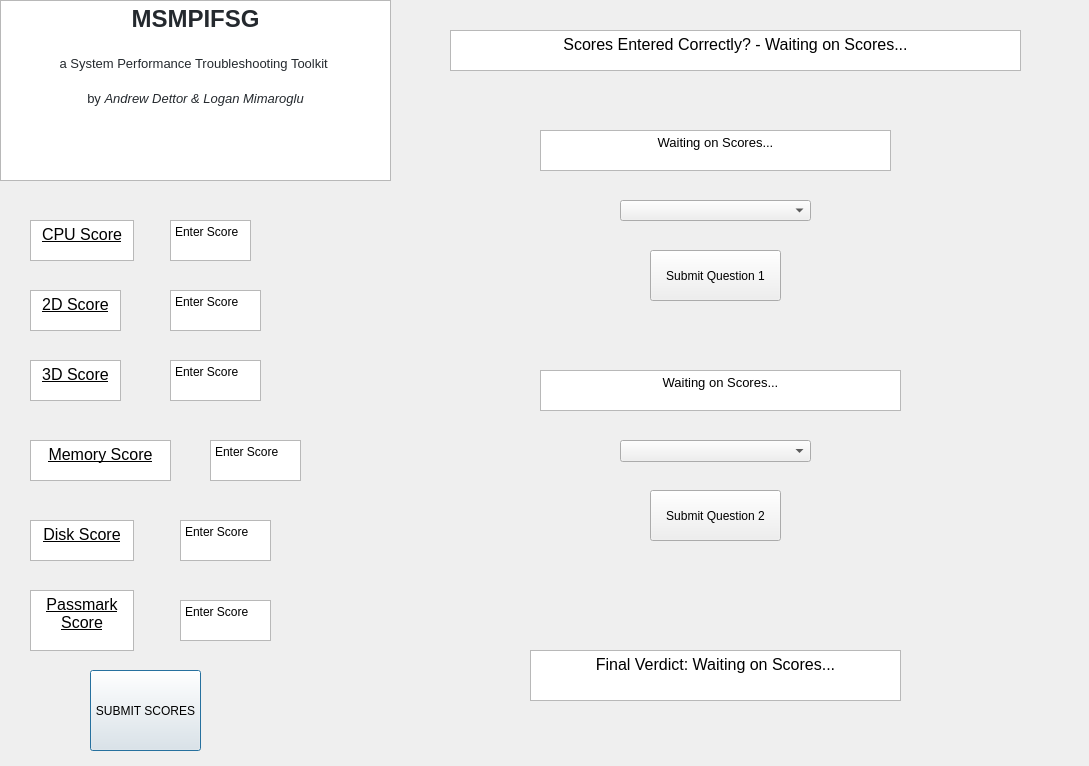
Qt form guiLayout.ui (AndrewDettor/EDD-Project) before a commit.
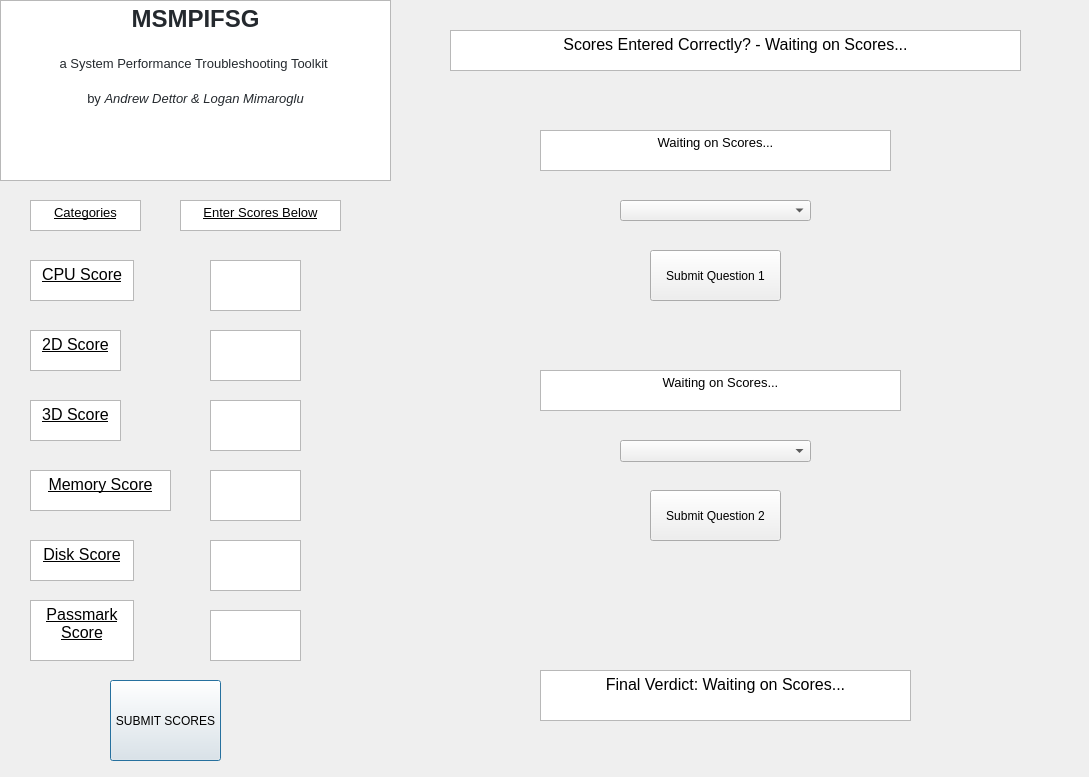
The same form after that commit.

```diff
--- a/guiLayout.ui
+++ b/guiLayout.ui
@@ -7,7 +7,7 @@
     <x>0</x>
     <y>0</y>
     <width>1089</width>
-    <height>766</height>
+    <height>777</height>
    </rect>
   </property>
   <property name="windowTitle">
@@ -39,7 +39,7 @@
    <property name="geometry">
     <rect>
      <x>30</x>
-     <y>440</y>
+     <y>470</y>
      <width>141</width>
      <height>41</height>
     </rect>
@@ -56,7 +56,7 @@
    <property name="geometry">
     <rect>
      <x>30</x>
-     <y>220</y>
+     <y>260</y>
      <width>104</width>
      <height>41</height>
     </rect>
@@ -73,7 +73,7 @@
    <property name="geometry">
     <rect>
      <x>30</x>
-     <y>360</y>
+     <y>400</y>
      <width>91</width>
      <height>41</height>
     </rect>
@@ -90,7 +90,7 @@
    <property name="geometry">
     <rect>
      <x>30</x>
-     <y>290</y>
+     <y>330</y>
      <width>91</width>
      <height>41</height>
     </rect>
@@ -107,7 +107,7 @@
    <property name="geometry">
     <rect>
      <x>30</x>
-     <y>520</y>
+     <y>540</y>
      <width>104</width>
      <height>41</height>
     </rect>
@@ -124,7 +124,7 @@
    <property name="geometry">
     <rect>
      <x>30</x>
-     <y>590</y>
+     <y>600</y>
      <width>104</width>
      <height>61</height>
     </rect>
@@ -140,79 +140,79 @@
   <widget class="QPlainTextEdit" name="plainTextEdit">
    <property name="geometry">
     <rect>
-     <x>170</x>
-     <y>220</y>
-     <width>81</width>
-     <height>41</height>
+     <x>210</x>
+     <y>260</y>
+     <width>91</width>
+     <height>51</height>
     </rect>
    </property>
    <property name="plainText">
-    <string>Enter Score</string>
+    <string/>
    </property>
   </widget>
   <widget class="QPlainTextEdit" name="plainTextEdit_2">
    <property name="geometry">
     <rect>
-     <x>170</x>
-     <y>290</y>
+     <x>210</x>
+     <y>330</y>
      <width>91</width>
-     <height>41</height>
+     <height>51</height>
     </rect>
    </property>
    <property name="plainText">
-    <string>Enter Score</string>
+    <string/>
    </property>
   </widget>
   <widget class="QPlainTextEdit" name="plainTextEdit_3">
    <property name="geometry">
     <rect>
-     <x>170</x>
-     <y>360</y>
+     <x>210</x>
+     <y>400</y>
      <width>91</width>
-     <height>41</height>
+     <height>51</height>
     </rect>
    </property>
    <property name="plainText">
-    <string>Enter Score</string>
+    <string/>
    </property>
   </widget>
   <widget class="QPlainTextEdit" name="plainTextEdit_4">
    <property name="geometry">
     <rect>
      <x>210</x>
-     <y>440</y>
+     <y>470</y>
      <width>91</width>
-     <height>41</height>
+     <height>51</height>
     </rect>
    </property>
    <property name="plainText">
-    <string>Enter Score</string>
+    <string/>
    </property>
   </widget>
   <widget class="QPlainTextEdit" name="plainTextEdit_5">
    <property name="geometry">
     <rect>
-     <x>180</x>
-     <y>520</y>
+     <x>210</x>
+     <y>540</y>
      <width>91</width>
-     <height>41</height>
+     <height>51</height>
     </rect>
    </property>
    <property name="plainText">
-    <string>Enter Score</string>
+    <string/>
    </property>
   </widget>
   <widget class="QPlainTextEdit" name="plainTextEdit_6">
    <property name="geometry">
     <rect>
-     <x>180</x>
-     <y>600</y>
+     <x>210</x>
+     <y>610</y>
      <width>91</width>
-     <height>41</height>
+     <height>51</height>
     </rect>
    </property>
    <property name="plainText">
-    <string>Enter Score</string>
+    <string/>
    </property>
   </widget>
   <widget class="QTextEdit" name="textEdit_8">
@@ -289,8 +289,8 @@
   <widget class="QPushButton" name="pushButton">
    <property name="geometry">
     <rect>
-     <x>90</x>
-     <y>670</y>
+     <x>110</x>
+     <y>680</y>
      <width>111</width>
      <height>81</height>
     </rect>
@@ -328,8 +328,8 @@
   <widget class="QTextEdit" name="textEdit_11">
    <property name="geometry">
     <rect>
-     <x>530</x>
-     <y>650</y>
+     <x>540</x>
+     <y>670</y>
      <width>371</width>
      <height>51</height>
     </rect>
@@ -342,6 +342,40 @@
 &lt;p align=&quot;center&quot; style=&quot; margin-top:0px; margin-bottom:0px; margin-left:0px; margin-right:0px; -qt-block-indent:0; text-indent:0px;&quot;&gt;&lt;span style=&quot; font-size:12pt;&quot;&gt;Final Verdict: Waiting on Scores...&lt;/span&gt;&lt;/p&gt;&lt;/body&gt;&lt;/html&gt;</string>
    </property>
   </widget>
+  <widget class="QTextEdit" name="textEdit_12">
+   <property name="geometry">
+    <rect>
+     <x>30</x>
+     <y>200</y>
+     <width>111</width>
+     <height>31</height>
+    </rect>
+   </property>
+   <property name="html">
+    <string>&lt;!DOCTYPE HTML PUBLIC &quot;-//W3C//DTD HTML 4.0//EN&quot; &quot;http://www.w3.org/TR/REC-html40/strict.dtd&quot;&gt;
+&lt;html&gt;&lt;head&gt;&lt;meta name=&quot;qrichtext&quot; content=&quot;1&quot; /&gt;&lt;style type=&quot;text/css&quot;&gt;
+p, li { white-space: pre-wrap; }
+&lt;/style&gt;&lt;/head&gt;&lt;body style=&quot; font-family:'MS Shell Dlg 2'; font-size:7.8pt; font-weight:400; font-style:normal;&quot;&gt;
+&lt;p align=&quot;center&quot; style=&quot; margin-top:0px; margin-bottom:0px; margin-left:0px; margin-right:0px; -qt-block-indent:0; text-indent:0px;&quot;&gt;&lt;span style=&quot; font-size:10pt; text-decoration: underline;&quot;&gt;Categories&lt;/span&gt;&lt;/p&gt;&lt;/body&gt;&lt;/html&gt;</string>
+   </property>
+  </widget>
+  <widget class="QTextEdit" name="textEdit_13">
+   <property name="geometry">
+    <rect>
+     <x>180</x>
+     <y>200</y>
+     <width>161</width>
+     <height>31</height>
+    </rect>
+   </property>
+   <property name="html">
+    <string>&lt;!DOCTYPE HTML PUBLIC &quot;-//W3C//DTD HTML 4.0//EN&quot; &quot;http://www.w3.org/TR/REC-html40/strict.dtd&quot;&gt;
+&lt;html&gt;&lt;head&gt;&lt;meta name=&quot;qrichtext&quot; content=&quot;1&quot; /&gt;&lt;style type=&quot;text/css&quot;&gt;
+p, li { white-space: pre-wrap; }
+&lt;/style&gt;&lt;/head&gt;&lt;body style=&quot; font-family:'MS Shell Dlg 2'; font-size:7.8pt; font-weight:400; font-style:normal;&quot;&gt;
+&lt;p align=&quot;center&quot; style=&quot; margin-top:0px; margin-bottom:0px; margin-left:0px; margin-right:0px; -qt-block-indent:0; text-indent:0px;&quot;&gt;&lt;span style=&quot; font-size:10pt; text-decoration: underline;&quot;&gt;Enter Scores Below&lt;/span&gt;&lt;/p&gt;&lt;/body&gt;&lt;/html&gt;</string>
+   </property>
+  </widget>
  </widget>
  <resources/>
  <connections/>
```
